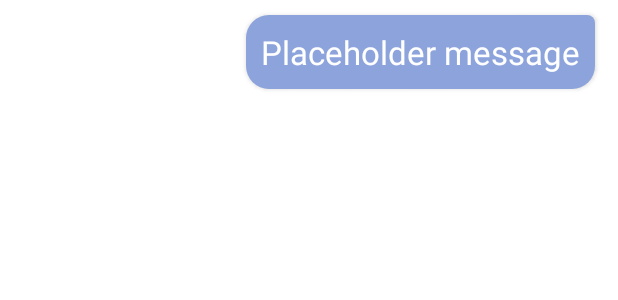
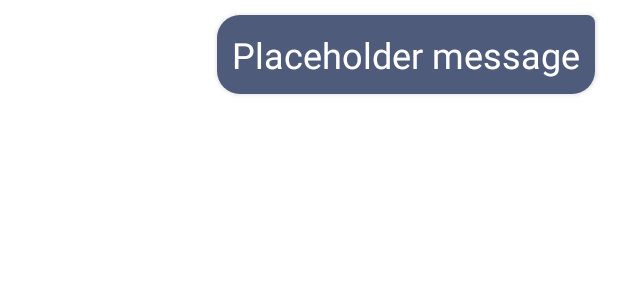
Before and after one commit to sham-a/prescribed, an Android app: the layout my_message.xml on its own in the app's theme, with its tools: preview values and no code run, on a phone screen of 412 x 824 dp. Shown: the top 300 px of the screen. Run offline under Robolectric (Android 15) with nearby library versions, the light colour scheme and no system bars.

Commit message:
change the colors

```diff
--- a/prescribed/app/src/main/java/com/example/prescribed/ui/login/LoginActivity.java
+++ b/prescribed/app/src/main/java/com/example/prescribed/ui/login/LoginActivity.java
@@ -5,6 +5,7 @@ import android.app.Activity;
 import androidx.lifecycle.Observer;
 import androidx.lifecycle.ViewModelProvider;
 
+import android.content.Intent;
 import android.os.Bundle;
 
 import androidx.annotation.Nullable;
@@ -23,6 +24,7 @@ import android.widget.TextView;
 import android.widget.Toast;
 
 import com.example.prescribed.R;
+import com.example.prescribed.chat.ChatActivity;
 import com.example.prescribed.ui.login.LoginViewModel;
 import com.example.prescribed.ui.login.LoginViewModelFactory;
 
@@ -74,7 +76,7 @@ public class LoginActivity extends AppCompatActivity {
                 setResult(Activity.RESULT_OK);
 
                 //Complete and destroy login activity once successful
-                finish();
+               // finish();
             }
         });
 
@@ -122,6 +124,7 @@ public class LoginActivity extends AppCompatActivity {
     private void updateUiWithUser(LoggedInUserView model) {
         String welcome = getString(R.string.welcome) + model.getDisplayName();
         // TODO : initiate successful logged in experience
+        startActivity(new Intent(LoginActivity.this, ChatActivity.class));
         Toast.makeText(getApplicationContext(), welcome, Toast.LENGTH_LONG).show();
     }
 
--- a/prescribed/app/src/main/res/drawable/my_message.xml
+++ b/prescribed/app/src/main/res/drawable/my_message.xml
@@ -1,5 +1,5 @@
 <shape xmlns:android="http://schemas.android.com/apk/res/android"
     android:shape="rectangle">
-    <solid android:color="@color/colorPrimary" />
+    <solid android:color="#4E5B7A" />
     <corners android:topRightRadius="5dp" android:radius="15dp" />
 </shape>
--- a/prescribed/app/src/main/res/drawable/their_message.xml
+++ b/prescribed/app/src/main/res/drawable/their_message.xml
@@ -1,5 +1,5 @@
 <shape xmlns:android="http://schemas.android.com/apk/res/android"
     android:shape="rectangle">
-    <solid android:color="#fff" />
+    <solid android:color="@color/colorPrimary" />
     <corners android:topLeftRadius="5dp" android:radius="15dp" />
 </shape>
--- a/prescribed/app/src/main/res/layout/my_message.xml
+++ b/prescribed/app/src/main/res/layout/my_message.xml
@@ -8,16 +8,15 @@
     android:clipToPadding="false">
 
     <TextView
+        android:id="@+id/message_body"
         android:layout_width="wrap_content"
         android:layout_height="wrap_content"
-        android:id="@+id/message_body"
+        android:layout_alignParentRight="true"
         android:background="@drawable/my_message"
+        android:elevation="2dp"
+        android:padding="10dp"
+        android:text="Placeholder message"
         android:textColor="#fff"
-        android:padding="10dp"
-        android:elevation="2dp"
-        android:textSize="22dp"
-        android:layout_alignParentRight="true"
-        android:text="Placeholder message"
-        />
+        android:textSize="24sp" />
 
 </RelativeLayout>
--- a/prescribed/app/src/main/res/layout/their_message.xml
+++ b/prescribed/app/src/main/res/layout/their_message.xml
@@ -35,7 +35,7 @@
         android:paddingVertical="12dp"
         android:paddingHorizontal="16dp"
         android:elevation="2dp"
-        android:textSize="22dp"
+        android:textSize="24dp"
         android:text="How are you doing? This is a long message that should probably wrap."
         />
 </RelativeLayout>
--- a/prescribed/app/src/main/res/values/themes.xml
+++ b/prescribed/app/src/main/res/values/themes.xml
@@ -2,8 +2,8 @@
     <!-- Base application theme. -->
     <style name="Theme.Prescribed" parent="Theme.MaterialComponents.DayNight.DarkActionBar">
         <!-- Primary brand color. -->
-        <item name="colorPrimary">@color/purple_500</item>
-        <item name="colorPrimaryVariant">@color/purple_700</item>
+        <item name="colorPrimary">@color/colorPrimary</item>
+        <item name="colorPrimaryVariant">@color/black</item>
         <item name="colorOnPrimary">@color/white</item>
         <!-- Secondary brand color. -->
         <item name="colorSecondary">@color/teal_200</item>
```
